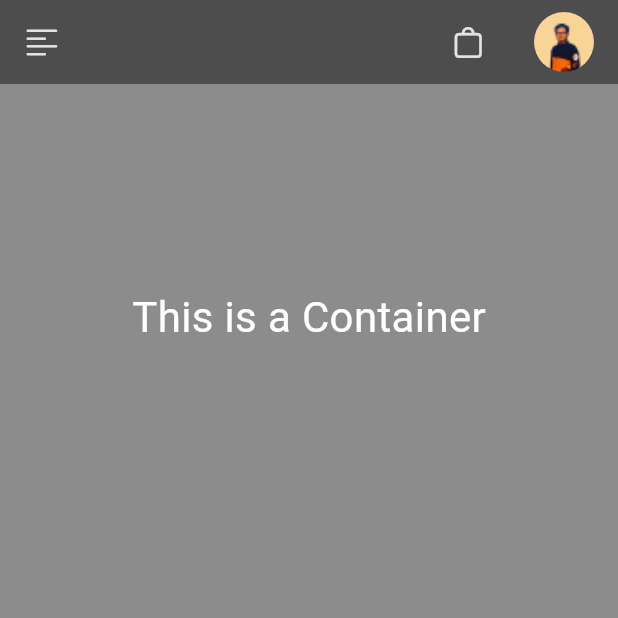
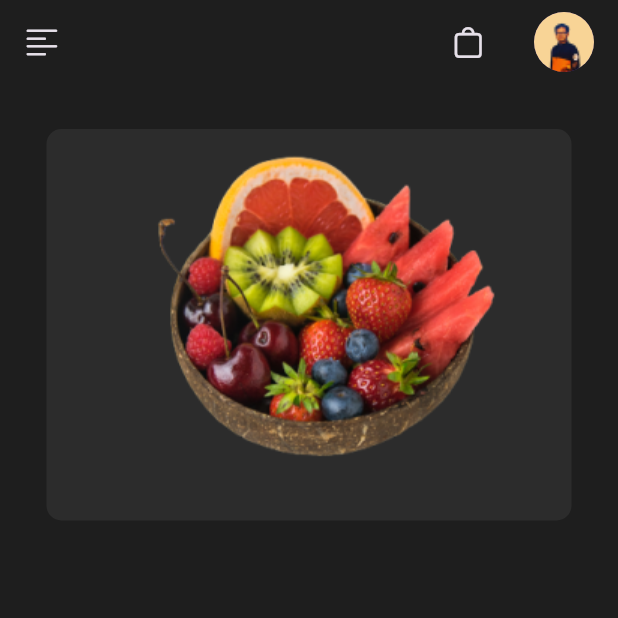
Before and after one commit to universal-developer/Flutter-Fruit-App, a Flutter app: the screen it shows after launch, on a phone screen of 412 x 824 dp, the top half of it. Run offline on Flutter 3.47's test engine with Material 2 defaults, Android fonts, the phone set to English and light mode, and no system bars.

Commit message:
Initial Commit

```diff
--- a/lib/colors.dart
+++ b/lib/colors.dart
@@ -1,4 +1,4 @@
 import 'package:flutter/material.dart';
 
-Color backgroundColor = Colors.black45;
-Color greyColor = Color(0x2C2C2C);
+Color backgroundColor = const Color(0xff1E1E1E);
+Color greyColor = const Color(0xff2C2C2C);
--- a/lib/main.dart
+++ b/lib/main.dart
@@ -15,7 +15,7 @@ class MyApp extends StatelessWidget {
         title: 'Flutter Demo',
         theme: ThemeData(
           useMaterial3: true,
-          scaffoldBackgroundColor: backgroundColor,
+          scaffoldBackgroundColor: Colors.black87,
         ),
         darkTheme: ThemeData(
           brightness: Brightness.dark,
--- a/lib/screens/home_screen.dart
+++ b/lib/screens/home_screen.dart
@@ -25,7 +25,7 @@ class _HomeScreenState extends State<HomeScreen> {
               IconButton(
                   onPressed: () {}, icon: const Icon(CupertinoIcons.bag)),
               const SizedBox(width: 20),
-              CircleAvatar(
+              const CircleAvatar(
                 backgroundImage: AssetImage('assets/Profile.png'),
               )
             ],
@@ -33,22 +33,26 @@ class _HomeScreenState extends State<HomeScreen> {
       body: Column(
         children: [
           const SizedBox(height: 30),
-          Center(
-            child: Container(
-                child: Center(
-                  child: Text(
-                    'This is a Container',
-                    textScaleFactor: 2,
-                    style: TextStyle(color: Colors.white),
-                  ),
-                ),
-                decoration: BoxDecoration(
-                    borderRadius: BorderRadius.circular(10), color: greyColor),
-                height: 250,
-                width: 350),
-          ),
+          _saleCard(),
         ],
       ),
     );
   }
 }
+
+Widget _saleCard() {
+  return Center(
+    child: Container(
+      decoration: BoxDecoration(
+          borderRadius: BorderRadius.circular(10), color: greyColor),
+      width: 350,
+      child: Column(
+        children: const [
+          Image(
+            image: AssetImage('assets/pineapple.png'),
+          ),
+        ],
+      ),
+    ),
+  );
+}
--- a/pubspec.yaml
+++ b/pubspec.yaml
@@ -60,6 +60,7 @@ flutter:
   # To add assets to your application, add an assets section, like this:
   assets:
     - assets/Profile.png
+    - assets/pineapple.png
 
   # An image asset can refer to one or more resolution-specific "variants", see
   # https://flutter.dev/assets-and-images/#resolution-aware
```
Also changed, not shown: assets/pineapple.png (added), pubspec.lock, 2 other files.
